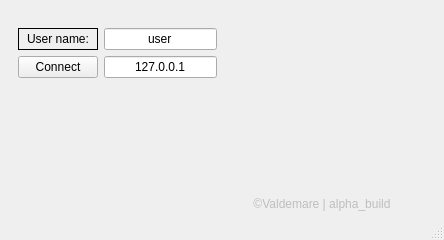
Above: SaturChatClient/mainwindow.ui from Valdem4re/SaturChat before the change. Below: the same form after it.
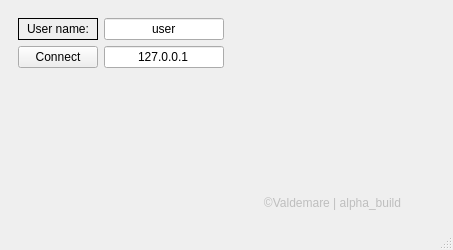
That is the form after the change.

Diff of the .ui file:
```diff
--- a/SaturChatClient/mainwindow.ui
+++ b/SaturChatClient/mainwindow.ui
@@ -6,23 +6,17 @@
    <rect>
     <x>0</x>
     <y>0</y>
-    <width>444</width>
-    <height>240</height>
+    <width>453</width>
+    <height>250</height>
    </rect>
   </property>
   <property name="windowTitle">
    <string>SaturChat - main</string>
   </property>
   <widget class="QWidget" name="centralwidget">
+   <layout class="QGridLayout" name="gridLayout_5">
+    <item row="0" column="0">
    <widget class="QStackedWidget" name="stackedWidget">
-    <property name="geometry">
-     <rect>
-      <x>9</x>
-      <y>19</y>
-      <width>421</width>
-      <height>201</height>
-     </rect>
-    </property>
     <property name="currentIndex">
      <number>0</number>
     </property>
@@ -135,7 +129,7 @@
         <property name="sizeHint" stdset="0">
          <size>
           <width>20</width>
-          <height>103</height>
+            <height>105</height>
          </size>
         </property>
        </spacer>
@@ -166,8 +160,9 @@
       </item>
      </layout>
     </widget>
-    <widget class="QWidget" name="page_2"/>
-   </widget>
+     </widget>
+    </item>
+   </layout>
   </widget>
   <widget class="QStatusBar" name="statusbar"/>
  </widget>
```
Left out of the diff: 4 changed lines with no effect on the pictures. Lines whose indentation alone changed are shown as unchanged.
